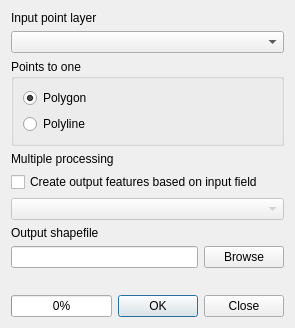
Qt form points2one/frmPoints2One.ui (ANAT01/qgis-plugin-point2one) before a commit.
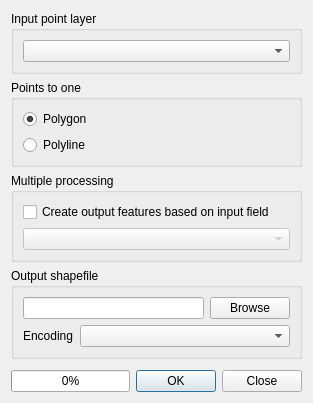
The same form after that commit.

Commit message: Use native file dialogs. Use group boxes to improve GUI consistency.

What changed in the file:
```diff
--- a/points2one/frmPoints2One.ui
+++ b/points2one/frmPoints2One.ui
@@ -6,8 +6,8 @@
    <rect>
     <x>0</x>
     <y>0</y>
-    <width>295</width>
-    <height>328</height>
+    <width>313</width>
+    <height>403</height>
    </rect>
   </property>
   <property name="sizePolicy">
@@ -25,27 +25,6 @@
      <property name="sizeConstraint">
       <enum>QLayout::SetDefaultConstraint</enum>
      </property>
-     <item row="0" column="0">
-      <layout class="QVBoxLayout">
-       <item>
-        <widget class="QLabel" name="label_1">
-         <property name="text">
-          <string>Input point layer</string>
-         </property>
-        </widget>
-       </item>
-       <item>
-        <widget class="QComboBox" name="inShape">
-         <property name="sizePolicy">
-          <sizepolicy hsizetype="Minimum" vsizetype="Fixed">
-           <horstretch>0</horstretch>
-           <verstretch>0</verstretch>
-          </sizepolicy>
-         </property>
-        </widget>
-       </item>
-      </layout>
-     </item>
      <item row="1" column="0">
       <widget class="QGroupBox" name="groupBox">
        <property name="title">
@@ -85,67 +64,6 @@
        </layout>
       </widget>
      </item>
-     <item row="2" column="0">
-      <layout class="QVBoxLayout" name="verticalLayout_3">
-       <item>
-        <widget class="QLabel" name="label">
-         <property name="text">
-          <string>Multiple processing</string>
-         </property>
-        </widget>
-       </item>
-       <item>
-        <layout class="QVBoxLayout" name="verticalLayout_2">
-         <item>
-          <widget class="QCheckBox" name="rdoKeyName">
-           <property name="text">
-            <string>Create output features based on input field </string>
-           </property>
-           <property name="autoExclusive">
-            <bool>false</bool>
-           </property>
-          </widget>
-         </item>
-         <item>
-          <widget class="QComboBox" name="attrName">
-           <property name="enabled">
-            <bool>false</bool>
-           </property>
-          </widget>
-         </item>
-        </layout>
-       </item>
-      </layout>
-     </item>
-     <item row="4" column="0">
-      <layout class="QVBoxLayout">
-       <item>
-        <widget class="QLabel" name="label_5">
-         <property name="text">
-          <string>Output shapefile</string>
-         </property>
-        </widget>
-       </item>
-       <item>
-        <layout class="QHBoxLayout">
-         <item>
-          <widget class="QLineEdit" name="outShape">
-           <property name="readOnly">
-            <bool>true</bool>
-           </property>
-          </widget>
-         </item>
-         <item>
-          <widget class="QPushButton" name="btnBrowse">
-           <property name="text">
-            <string>Browse</string>
-           </property>
-          </widget>
-         </item>
-        </layout>
-       </item>
-      </layout>
-     </item>
      <item row="6" column="0">
       <layout class="QHBoxLayout" name="horizontalLayout">
        <item>
@@ -177,12 +95,101 @@
        </property>
        <property name="sizeHint" stdset="0">
         <size>
-         <width>20</width>
-         <height>16</height>
+         <width>0</width>
+         <height>0</height>
         </size>
        </property>
       </spacer>
      </item>
+     <item row="4" column="0">
+      <widget class="QGroupBox" name="groupBox_2">
+       <property name="title">
+        <string>Output shapefile</string>
+       </property>
+       <layout class="QVBoxLayout" name="_2">
+        <item>
+         <layout class="QHBoxLayout">
+          <item>
+           <widget class="QLineEdit" name="outShape">
+            <property name="readOnly">
+             <bool>true</bool>
+            </property>
+           </widget>
+          </item>
+          <item>
+           <widget class="QPushButton" name="btnBrowse">
+            <property name="text">
+             <string>Browse</string>
+            </property>
+           </widget>
+          </item>
+         </layout>
+        </item>
+        <item>
+         <layout class="QFormLayout" name="formLayout">
+          <property name="fieldGrowthPolicy">
+           <enum>QFormLayout::AllNonFixedFieldsGrow</enum>
+          </property>
+          <item row="0" column="0">
+           <widget class="QLabel" name="encodingLabel">
+            <property name="text">
+             <string>Encoding</string>
+            </property>
+           </widget>
+          </item>
+          <item row="0" column="1">
+           <widget class="QComboBox" name="cmbOutEncoding"/>
+          </item>
+         </layout>
+        </item>
+       </layout>
+      </widget>
+     </item>
+     <item row="2" column="0">
+      <widget class="QGroupBox" name="groupBox">
+       <property name="title">
+        <string>Multiple processing</string>
+       </property>
+       <layout class="QVBoxLayout" name="verticalLayout_3">
+        <item>
+         <widget class="QCheckBox" name="rdoKeyName">
+          <property name="text">
+           <string>Create output features based on input field </string>
+          </property>
+          <property name="autoExclusive">
+           <bool>false</bool>
+          </property>
+         </widget>
+        </item>
+        <item>
+         <widget class="QComboBox" name="attrName">
+          <property name="enabled">
+           <bool>false</bool>
+          </property>
+         </widget>
+        </item>
+       </layout>
+      </widget>
+     </item>
+     <item row="0" column="0">
+      <widget class="QGroupBox" name="groupBox">
+       <property name="title">
+        <string>Input point layer</string>
+       </property>
+       <layout class="QVBoxLayout">
+        <item>
+         <widget class="QComboBox" name="inShape">
+          <property name="sizePolicy">
+           <sizepolicy hsizetype="Minimum" vsizetype="Fixed">
+            <horstretch>0</horstretch>
+            <verstretch>0</verstretch>
+           </sizepolicy>
+          </property>
+         </widget>
+        </item>
+       </layout>
+      </widget>
+     </item>
     </layout>
    </item>
   </layout>
```
Left out of the diff: 12 changed lines with no effect on the pictures. The commit also changes 2 other files.
